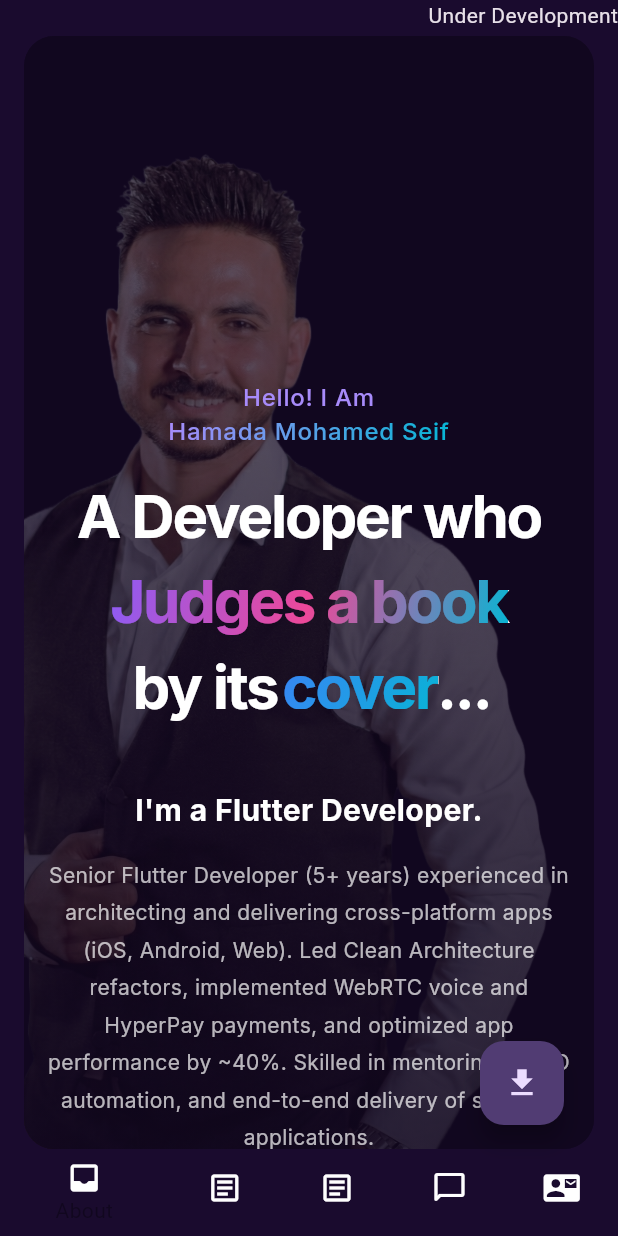
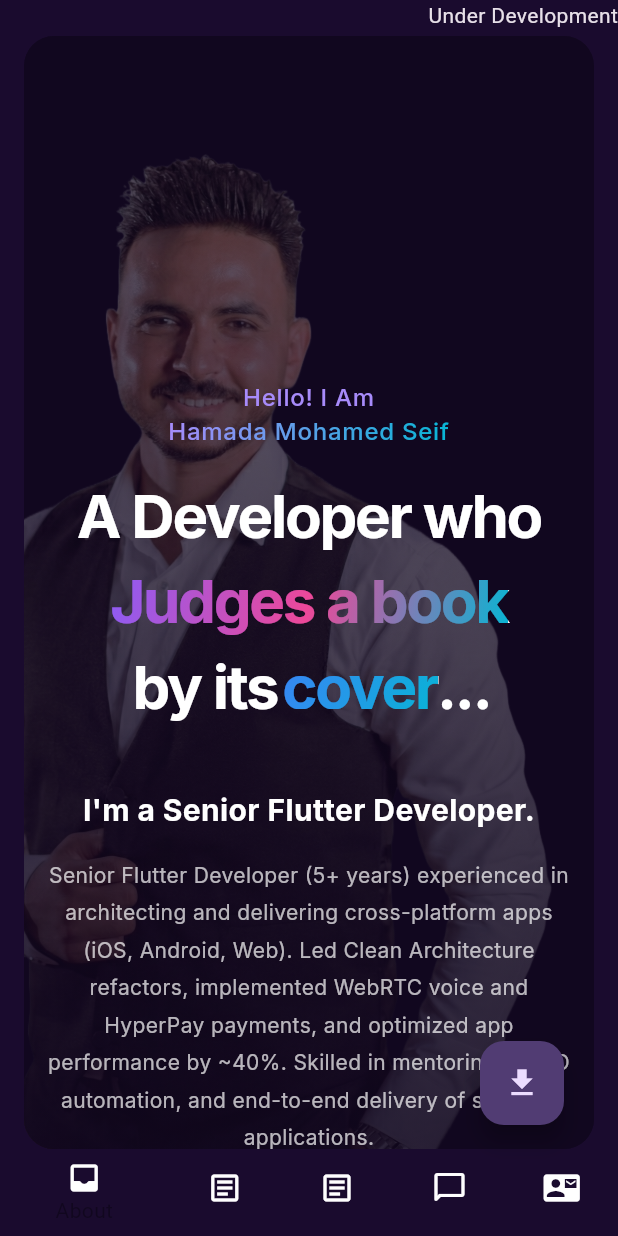
Before and after one commit to hamada-develop/my_portfolio, a Flutter app: the screen it shows after launch, on a phone screen of 412 x 824 dp. Run offline on Flutter 3.47's test engine with Material 3 defaults, Android fonts, the light colour scheme and no system bars; drawn by our look-alikes of flutter_animate; our stand-ins replace animated_text_kit, audioplayers, equatable, flutter_bloc, google_fonts; missing offline and left inert: super_banners.

Commit message:
change: workflow branch main

```diff
--- a/lib/core/constants/app_constants.dart
+++ b/lib/core/constants/app_constants.dart
@@ -3,7 +3,7 @@ class AppConstants {
 
   // Personal Information
   static const String name = 'Hamada Mohamed Seif';
-  static const String title = 'Flutter Developer';
+  static const String title = 'Senior Flutter Developer';
   static const String tagline = 'A Developer who Judges a book by its cover...';
   static const String taglineSubtext =
       'Because if the cover doesn\'t impress you what else can?';
```
